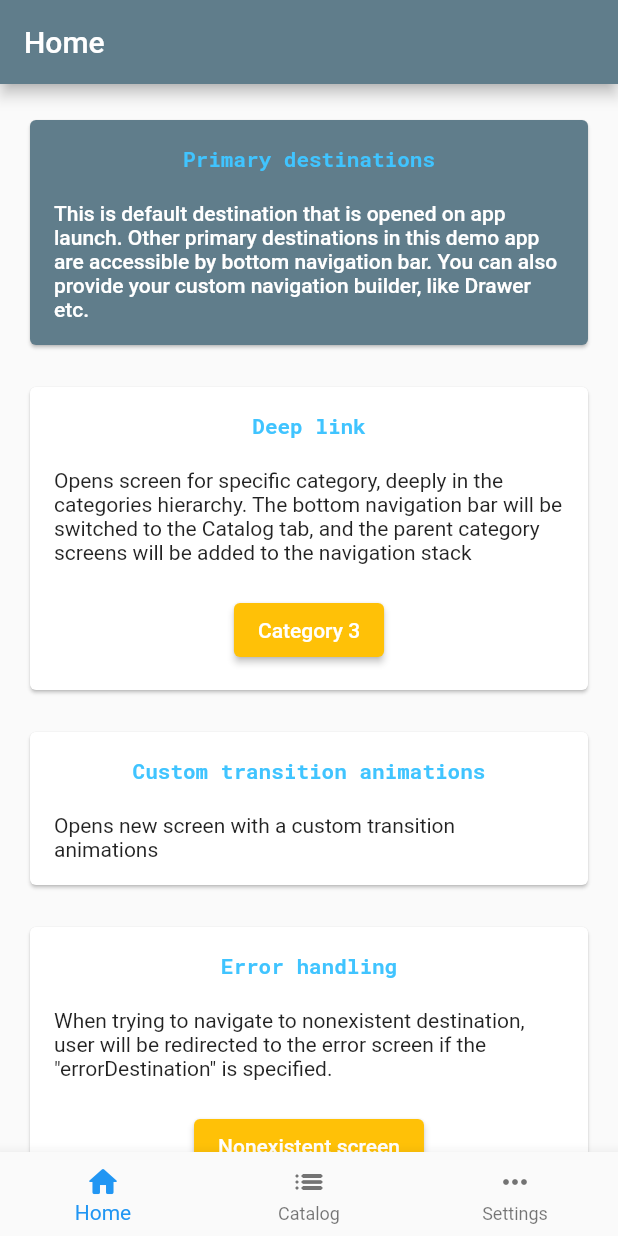
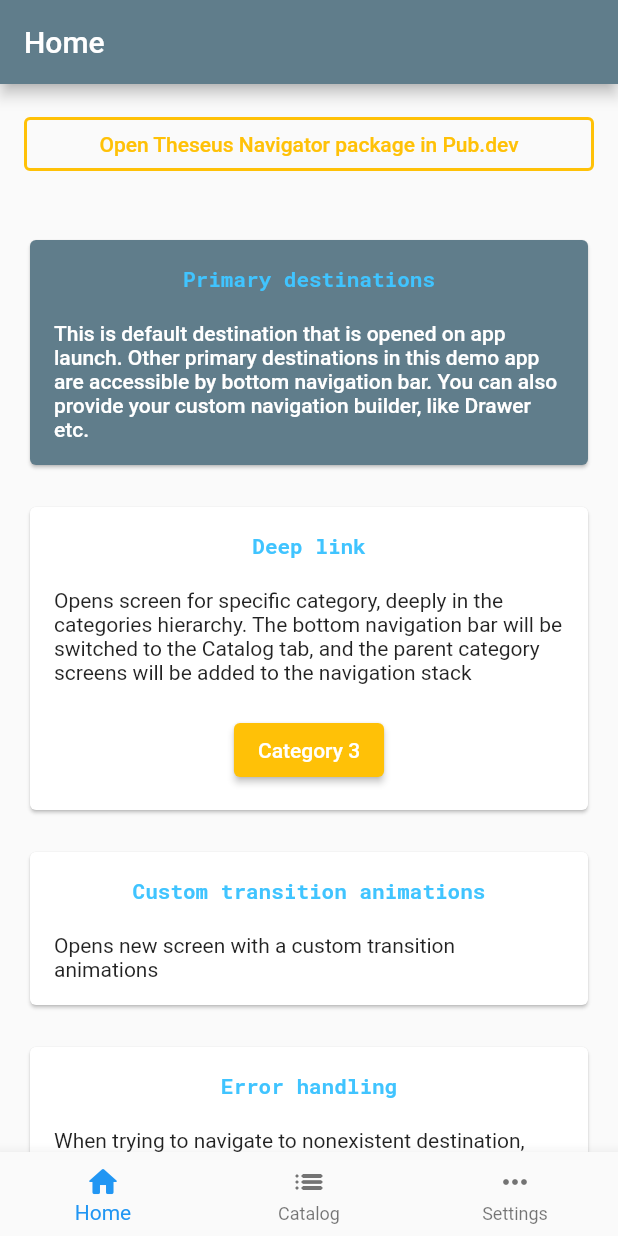
Before and after one commit to echedev/theseus-navigator, a Flutter app: the screen it shows after launch, on a phone screen of 412 x 824 dp. Run offline on Flutter 3.47's test engine with Material 2 defaults, Android fonts, the phone set to English and light mode, and no system bars; our stand-ins replace google_fonts; statements that could not run were skipped.

Commit message:
Update example app

```diff
--- a/example/lib/home/home_screen.dart
+++ b/example/lib/home/home_screen.dart
@@ -2,6 +2,7 @@
 
 import 'package:flutter/material.dart';
 import 'package:theseus_navigator/theseus_navigator.dart';
+import 'package:url_launcher/url_launcher.dart';
 
 import '../catalog/index.dart';
 import '../navigation.dart';
@@ -18,6 +19,17 @@ class HomeScreen extends StatelessWidget {
       ),
       body: ListView(
         children: [
+          Padding(
+            padding: const EdgeInsets.all(16.0),
+            child: OutlinedButton(
+              child: const Text('Open Theseus Navigator package in Pub.dev'),
+              style: OutlinedButton.styleFrom(
+                primary: Theme.of(context).colorScheme.secondary,
+                side: BorderSide(width: 2.0, color: Theme.of(context).colorScheme.secondary),
+              ),
+              onPressed: _openPubDev,
+            ),
+          ),
           const InfoItem(
             title: 'Primary destinations',
             description:
@@ -68,4 +80,8 @@ class HomeScreen extends StatelessWidget {
       ),
     );
   }
+
+  Future<void> _openPubDev() async {
+    if (!await launch('https://pub.dev/packages/theseus_navigator')) throw 'Could not launch url';
+  }
 }
--- a/example/pubspec.yaml
+++ b/example/pubspec.yaml
@@ -15,6 +15,7 @@ dependencies:
   google_fonts: ^2.1.0
   theseus_navigator:
     path: ../
+  url_launcher: ^6.0.17
 
 dev_dependencies:
   flutter_test:
```
Also changed, not shown: example/pubspec.lock, 2 other files.
